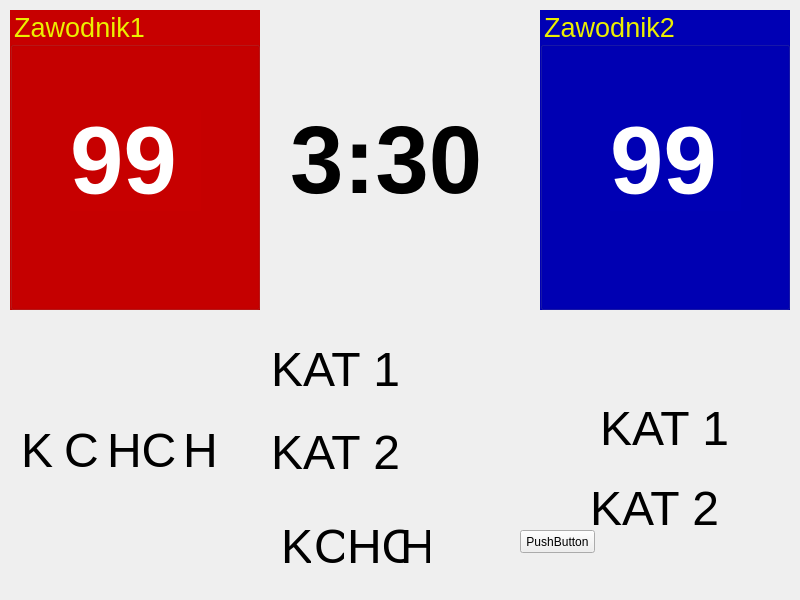
First picture: the form in mainwindow.ui, repository cybergod96/TablicaPunktowa, before the edit.
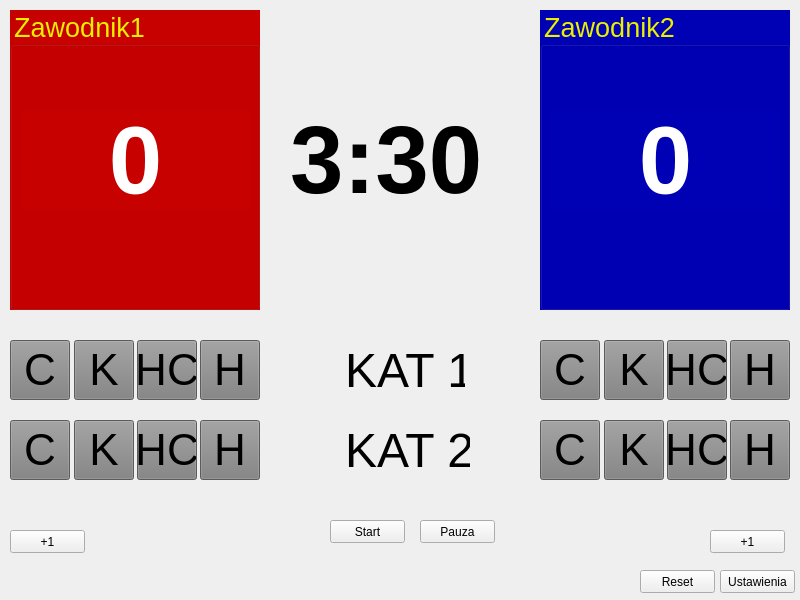
Second picture: the form after the edit.

```diff
--- a/mainwindow.ui
+++ b/mainwindow.ui
@@ -50,9 +50,9 @@
     <widget class="QLabel" name="lblScore1">
      <property name="geometry">
       <rect>
-       <x>60</x>
+       <x>10</x>
        <y>100</y>
-       <width>131</width>
+       <width>231</width>
        <height>101</height>
       </rect>
      </property>
@@ -67,7 +67,10 @@
       <string notr="true">color: white;</string>
      </property>
      <property name="text">
-      <string>99</string>
+      <string>0</string>
+     </property>
+     <property name="alignment">
+      <set>Qt::AlignCenter</set>
      </property>
     </widget>
    </widget>
@@ -95,9 +98,9 @@
     <widget class="QLabel" name="lblScore2">
      <property name="geometry">
       <rect>
-       <x>70</x>
+       <x>10</x>
        <y>100</y>
-       <width>131</width>
+       <width>231</width>
        <height>101</height>
       </rect>
      </property>
@@ -112,7 +115,10 @@
       <string notr="true">color: white;</string>
      </property>
      <property name="text">
-      <string>99</string>
+      <string>0</string>
+     </property>
+     <property name="alignment">
+      <set>Qt::AlignCenter</set>
      </property>
     </widget>
    </widget>
@@ -121,7 +127,7 @@
      <rect>
       <x>290</x>
       <y>10</y>
-      <width>231</width>
+      <width>230</width>
       <height>300</height>
      </rect>
     </property>
@@ -139,300 +145,160 @@
      <string>3:30</string>
     </property>
    </widget>
-   <widget class="QWidget" name="gridLayoutWidget">
-    <property name="geometry">
-     <rect>
-      <x>260</x>
-      <y>320</y>
-      <width>352</width>
-      <height>182</height>
-     </rect>
-    </property>
-    <layout class="QGridLayout" name="gridLayout">
-     <item row="2" column="0">
-      <widget class="QLabel" name="label_3">
-       <property name="font">
-        <font>
-         <pointsize>36</pointsize>
-        </font>
-       </property>
-       <property name="styleSheet">
-        <string notr="true">border-style: solid;
-border-color: rgb(255, 0, 0);</string>
-       </property>
-       <property name="text">
-        <string>KAT 2</string>
-       </property>
-      </widget>
-     </item>
-     <item row="1" column="0">
-      <widget class="QLabel" name="label">
-       <property name="font">
-        <font>
-         <pointsize>36</pointsize>
-        </font>
-       </property>
-       <property name="styleSheet">
-        <string notr="true">border-style: solid;
-border-color: rgb(255, 0, 0);</string>
-       </property>
-       <property name="text">
-        <string>KAT 1</string>
-       </property>
-       <property name="alignment">
-        <set>Qt::AlignJustify|Qt::AlignVCenter</set>
-       </property>
-      </widget>
-     </item>
-    </layout>
-   </widget>
-   <widget class="QWidget" name="gridLayoutWidget_3">
+   <widget class="QPushButton" name="btnP1Cat1C">
     <property name="geometry">
      <rect>
       <x>10</x>
-      <y>410</y>
-      <width>221</width>
-      <height>81</height>
+      <y>340</y>
+      <width>60</width>
+      <height>60</height>
      </rect>
     </property>
-    <layout class="QGridLayout" name="gridLayout_3">
-     <item row="0" column="0">
-      <widget class="QLabel" name="label_9">
-       <property name="font">
-        <font>
-         <pointsize>36</pointsize>
-        </font>
-       </property>
-       <property name="styleSheet">
-        <string notr="true">border-style: solid;
-border-color: rgb(255, 0, 0);</string>
-       </property>
-       <property name="text">
-        <string>K</string>
-       </property>
-      </widget>
-     </item>
-     <item row="0" column="1">
-      <widget class="QLabel" name="label_10">
-       <property name="font">
-        <font>
-         <pointsize>36</pointsize>
-        </font>
-       </property>
-       <property name="styleSheet">
-        <string notr="true">border-style: solid;
-border-color: rgb(255, 0, 0);</string>
-       </property>
-       <property name="text">
-        <string>C</string>
-       </property>
-      </widget>
-     </item>
-     <item row="0" column="4">
-      <widget class="QLabel" name="label_11">
-       <property name="font">
-        <font>
-         <pointsize>36</pointsize>
-        </font>
-       </property>
-       <property name="styleSheet">
-        <string notr="true">border-style: solid;
-border-color: rgb(255, 0, 0);</string>
-       </property>
-       <property name="text">
-        <string>H</string>
-       </property>
-      </widget>
-     </item>
-     <item row="0" column="2">
-      <widget class="QLabel" name="label_12">
-       <property name="font">
-        <font>
-         <pointsize>36</pointsize>
-        </font>
-       </property>
-       <property name="styleSheet">
-        <string notr="true">border-style: solid;
-border-color: rgb(255, 0, 0);</string>
-       </property>
-       <property name="text">
-        <string>HC</string>
-       </property>
-      </widget>
-     </item>
-    </layout>
+    <property name="minimumSize">
+     <size>
+      <width>60</width>
+      <height>60</height>
+     </size>
+    </property>
+    <property name="maximumSize">
+     <size>
+      <width>60</width>
+      <height>60</height>
+     </size>
+    </property>
+    <property name="font">
+     <font>
+      <pointsize>33</pointsize>
+     </font>
+    </property>
+    <property name="styleSheet">
+     <string notr="true">background-color: rgb(128, 128, 128);</string>
+    </property>
+    <property name="text">
+     <string>C</string>
+    </property>
+    <property name="checkable">
+     <bool>true</bool>
+    </property>
+    <property name="flat">
+     <bool>false</bool>
+    </property>
    </widget>
-   <widget class="QWidget" name="gridLayoutWidget_2">
+   <widget class="QPushButton" name="btnP1Cat1K">
     <property name="geometry">
      <rect>
-      <x>270</x>
-      <y>500</y>
-      <width>171</width>
-      <height>80</height>
+      <x>74</x>
+      <y>340</y>
+      <width>60</width>
+      <height>60</height>
      </rect>
     </property>
-    <layout class="QGridLayout" name="gridLayout_2">
-     <property name="horizontalSpacing">
-      <number>3</number>
-     </property>
-     <item row="0" column="1">
-      <widget class="QLabel" name="label_5">
-       <property name="sizePolicy">
-        <sizepolicy hsizetype="Fixed" vsizetype="Fixed">
-         <horstretch>0</horstretch>
-         <verstretch>0</verstretch>
-        </sizepolicy>
-       </property>
-       <property name="minimumSize">
-        <size>
-         <width>30</width>
-         <height>70</height>
-        </size>
-       </property>
-       <property name="maximumSize">
-        <size>
-         <width>30</width>
-         <height>70</height>
-        </size>
-       </property>
-       <property name="font">
-        <font>
-         <pointsize>36</pointsize>
-        </font>
-       </property>
-       <property name="styleSheet">
-        <string notr="true">border-style: solid;
-border-color: rgb(255, 0, 0);</string>
-       </property>
-       <property name="text">
-        <string>C</string>
-       </property>
-      </widget>
-     </item>
-     <item row="0" column="0">
-      <widget class="QLabel" name="label_6">
-       <property name="sizePolicy">
-        <sizepolicy hsizetype="Fixed" vsizetype="Fixed">
-         <horstretch>0</horstretch>
-         <verstretch>0</verstretch>
-        </sizepolicy>
-       </property>
-       <property name="minimumSize">
-        <size>
-         <width>30</width>
-         <height>70</height>
-        </size>
-       </property>
-       <property name="maximumSize">
-        <size>
-         <width>30</width>
-         <height>70</height>
-        </size>
-       </property>
-       <property name="font">
-        <font>
-         <pointsize>36</pointsize>
-        </font>
-       </property>
-       <property name="styleSheet">
-        <string notr="true">border-style: solid;
-border-color: rgb(255, 0, 0);</string>
-       </property>
-       <property name="text">
-        <string>K</string>
-       </property>
-      </widget>
-     </item>
-     <item row="0" column="3">
-      <widget class="QLabel" name="label_8">
-       <property name="sizePolicy">
-        <sizepolicy hsizetype="Fixed" vsizetype="Fixed">
-         <horstretch>0</horstretch>
-         <verstretch>0</verstretch>
-        </sizepolicy>
-       </property>
-       <property name="minimumSize">
-        <size>
-         <width>30</width>
-         <height>70</height>
-        </size>
-       </property>
-       <property name="maximumSize">
-        <size>
-         <width>30</width>
-         <height>70</height>
-        </size>
-       </property>
-       <property name="font">
-        <font>
-         <pointsize>36</pointsize>
-        </font>
-       </property>
-       <property name="styleSheet">
-        <string notr="true">border-style: solid;
-border-color: rgb(255, 0, 0);</string>
-       </property>
-       <property name="text">
-        <string>H</string>
-       </property>
-      </widget>
-     </item>
-     <item row="0" column="2">
-      <widget class="QLabel" name="label_7">
-       <property name="sizePolicy">
-        <sizepolicy hsizetype="Fixed" vsizetype="Fixed">
-         <horstretch>0</horstretch>
-         <verstretch>0</verstretch>
-        </sizepolicy>
-       </property>
-       <property name="minimumSize">
-        <size>
-         <width>60</width>
-         <height>70</height>
-        </size>
-       </property>
-       <property name="maximumSize">
-        <size>
-         <width>60</width>
-         <height>70</height>
-        </size>
-       </property>
-       <property name="font">
-        <font>
-         <pointsize>36</pointsize>
-        </font>
-       </property>
-       <property name="styleSheet">
-        <string notr="true">border-style: solid;
-border-color: rgb(255, 0, 0);</string>
-       </property>
-       <property name="text">
-        <string>HC</string>
-       </property>
-      </widget>
-     </item>
-    </layout>
+    <property name="minimumSize">
+     <size>
+      <width>60</width>
+      <height>60</height>
+     </size>
+    </property>
+    <property name="maximumSize">
+     <size>
+      <width>60</width>
+      <height>60</height>
+     </size>
+    </property>
+    <property name="font">
+     <font>
+      <pointsize>33</pointsize>
+     </font>
+    </property>
+    <property name="styleSheet">
+     <string notr="true">background-color: rgb(128, 128, 128);</string>
+    </property>
+    <property name="text">
+     <string>K</string>
+    </property>
+    <property name="checkable">
+     <bool>true</bool>
+    </property>
    </widget>
    <widget class="QPushButton" name="pushButton">
     <property name="geometry">
      <rect>
-      <x>520</x>
-      <y>530</y>
-      <width>75</width>
-      <height>23</height>
+      <x>137</x>
+      <y>340</y>
+      <width>60</width>
+      <height>60</height>
      </rect>
     </property>
+    <property name="minimumSize">
+     <size>
+      <width>60</width>
+      <height>60</height>
+     </size>
+    </property>
+    <property name="maximumSize">
+     <size>
+      <width>60</width>
+      <height>60</height>
+     </size>
+    </property>
+    <property name="font">
+     <font>
+      <pointsize>33</pointsize>
+     </font>
+    </property>
+    <property name="styleSheet">
+     <string notr="true">background-color: rgb(128, 128, 128);</string>
+    </property>
     <property name="text">
-     <string>PushButton</string>
+     <string>HC</string>
     </property>
+    <property name="checkable">
+     <bool>true</bool>
+    </property>
    </widget>
-   <widget class="QLabel" name="label_2">
+   <widget class="QPushButton" name="btnP1Cat1H">
     <property name="geometry">
      <rect>
-      <x>600</x>
-      <y>390</y>
-      <width>131</width>
-      <height>77</height>
+      <x>200</x>
+      <y>340</y>
+      <width>60</width>
+      <height>60</height>
+     </rect>
+    </property>
+    <property name="minimumSize">
+     <size>
+      <width>60</width>
+      <height>60</height>
+     </size>
+    </property>
+    <property name="maximumSize">
+     <size>
+      <width>60</width>
+      <height>60</height>
+     </size>
+    </property>
+    <property name="font">
+     <font>
+      <pointsize>33</pointsize>
+     </font>
+    </property>
+    <property name="styleSheet">
+     <string notr="true">background-color: rgb(128, 128, 128);</string>
+    </property>
+    <property name="text">
+     <string>H</string>
+    </property>
+    <property name="checkable">
+     <bool>true</bool>
+    </property>
+   </widget>
+   <widget class="QLabel" name="label">
+    <property name="geometry">
+     <rect>
+      <x>345</x>
+      <y>345</y>
+      <width>120</width>
+      <height>50</height>
      </rect>
     </property>
     <property name="font">
@@ -440,17 +306,24 @@
       <pointsize>36</pointsize>
      </font>
     </property>
+    <property name="styleSheet">
+     <string notr="true">border-style: solid;
+border-color: rgb(255, 0, 0);</string>
+    </property>
     <property name="text">
      <string>KAT 1</string>
     </property>
+    <property name="alignment">
+     <set>Qt::AlignJustify|Qt::AlignVCenter</set>
+    </property>
    </widget>
-   <widget class="QLabel" name="label_4">
+   <widget class="QLabel" name="label_3">
     <property name="geometry">
      <rect>
-      <x>590</x>
-      <y>470</y>
-      <width>131</width>
-      <height>76</height>
+      <x>345</x>
+      <y>425</y>
+      <width>125</width>
+      <height>50</height>
      </rect>
     </property>
     <property name="font">
@@ -458,10 +331,533 @@
       <pointsize>36</pointsize>
      </font>
     </property>
+    <property name="styleSheet">
+     <string notr="true">border-style: solid;
+border-color: rgb(255, 0, 0);</string>
+    </property>
     <property name="text">
      <string>KAT 2</string>
     </property>
    </widget>
+   <widget class="QPushButton" name="btnSettings">
+    <property name="geometry">
+     <rect>
+      <x>720</x>
+      <y>570</y>
+      <width>75</width>
+      <height>23</height>
+     </rect>
+    </property>
+    <property name="text">
+     <string>Ustawienia</string>
+    </property>
+   </widget>
+   <widget class="QPushButton" name="btnPlayer1AddScore">
+    <property name="geometry">
+     <rect>
+      <x>10</x>
+      <y>530</y>
+      <width>75</width>
+      <height>23</height>
+     </rect>
+    </property>
+    <property name="text">
+     <string>+1</string>
+    </property>
+   </widget>
+   <widget class="QPushButton" name="btnReset">
+    <property name="geometry">
+     <rect>
+      <x>640</x>
+      <y>570</y>
+      <width>75</width>
+      <height>23</height>
+     </rect>
+    </property>
+    <property name="text">
+     <string>Reset</string>
+    </property>
+   </widget>
+   <widget class="QPushButton" name="btnStart">
+    <property name="geometry">
+     <rect>
+      <x>330</x>
+      <y>520</y>
+      <width>75</width>
+      <height>23</height>
+     </rect>
+    </property>
+    <property name="text">
+     <string>Start</string>
+    </property>
+   </widget>
+   <widget class="QPushButton" name="btnPause">
+    <property name="geometry">
+     <rect>
+      <x>420</x>
+      <y>520</y>
+      <width>75</width>
+      <height>23</height>
+     </rect>
+    </property>
+    <property name="text">
+     <string>Pauza</string>
+    </property>
+   </widget>
+   <widget class="QPushButton" name="pbPlayer2AddScore">
+    <property name="geometry">
+     <rect>
+      <x>710</x>
+      <y>530</y>
+      <width>75</width>
+      <height>23</height>
+     </rect>
+    </property>
+    <property name="text">
+     <string>+1</string>
+    </property>
+   </widget>
+   <widget class="QPushButton" name="btnP1Cat2HC">
+    <property name="geometry">
+     <rect>
+      <x>137</x>
+      <y>420</y>
+      <width>60</width>
+      <height>60</height>
+     </rect>
+    </property>
+    <property name="minimumSize">
+     <size>
+      <width>60</width>
+      <height>60</height>
+     </size>
+    </property>
+    <property name="maximumSize">
+     <size>
+      <width>60</width>
+      <height>60</height>
+     </size>
+    </property>
+    <property name="font">
+     <font>
+      <pointsize>33</pointsize>
+     </font>
+    </property>
+    <property name="styleSheet">
+     <string notr="true">background-color: rgb(128, 128, 128);</string>
+    </property>
+    <property name="text">
+     <string>HC</string>
+    </property>
+    <property name="checkable">
+     <bool>true</bool>
+    </property>
+   </widget>
+   <widget class="QPushButton" name="btnP1Cat2K">
+    <property name="geometry">
+     <rect>
+      <x>74</x>
+      <y>420</y>
+      <width>60</width>
+      <height>60</height>
+     </rect>
+    </property>
+    <property name="minimumSize">
+     <size>
+      <width>60</width>
+      <height>60</height>
+     </size>
+    </property>
+    <property name="maximumSize">
+     <size>
+      <width>60</width>
+      <height>60</height>
+     </size>
+    </property>
+    <property name="font">
+     <font>
+      <pointsize>33</pointsize>
+     </font>
+    </property>
+    <property name="styleSheet">
+     <string notr="true">background-color: rgb(128, 128, 128);</string>
+    </property>
+    <property name="text">
+     <string>K</string>
+    </property>
+    <property name="checkable">
+     <bool>true</bool>
+    </property>
+   </widget>
+   <widget class="QPushButton" name="btnP1Cat2C">
+    <property name="geometry">
+     <rect>
+      <x>10</x>
+      <y>420</y>
+      <width>60</width>
+      <height>60</height>
+     </rect>
+    </property>
+    <property name="minimumSize">
+     <size>
+      <width>60</width>
+      <height>60</height>
+     </size>
+    </property>
+    <property name="maximumSize">
+     <size>
+      <width>60</width>
+      <height>60</height>
+     </size>
+    </property>
+    <property name="font">
+     <font>
+      <pointsize>33</pointsize>
+     </font>
+    </property>
+    <property name="styleSheet">
+     <string notr="true">background-color: rgb(128, 128, 128);</string>
+    </property>
+    <property name="text">
+     <string>C</string>
+    </property>
+    <property name="checkable">
+     <bool>true</bool>
+    </property>
+    <property name="flat">
+     <bool>false</bool>
+    </property>
+   </widget>
+   <widget class="QPushButton" name="btnP1Cat2H">
+    <property name="geometry">
+     <rect>
+      <x>200</x>
+      <y>420</y>
+      <width>60</width>
+      <height>60</height>
+     </rect>
+    </property>
+    <property name="minimumSize">
+     <size>
+      <width>60</width>
+      <height>60</height>
+     </size>
+    </property>
+    <property name="maximumSize">
+     <size>
+      <width>60</width>
+      <height>60</height>
+     </size>
+    </property>
+    <property name="font">
+     <font>
+      <pointsize>33</pointsize>
+     </font>
+    </property>
+    <property name="styleSheet">
+     <string notr="true">background-color: rgb(128, 128, 128);</string>
+    </property>
+    <property name="text">
+     <string>H</string>
+    </property>
+    <property name="checkable">
+     <bool>true</bool>
+    </property>
+   </widget>
+   <widget class="QPushButton" name="btnP2Cat1HC">
+    <property name="geometry">
+     <rect>
+      <x>667</x>
+      <y>340</y>
+      <width>60</width>
+      <height>60</height>
+     </rect>
+    </property>
+    <property name="minimumSize">
+     <size>
+      <width>60</width>
+      <height>60</height>
+     </size>
+    </property>
+    <property name="maximumSize">
+     <size>
+      <width>60</width>
+      <height>60</height>
+     </size>
+    </property>
+    <property name="font">
+     <font>
+      <pointsize>33</pointsize>
+     </font>
+    </property>
+    <property name="styleSheet">
+     <string notr="true">background-color: rgb(128, 128, 128);</string>
+    </property>
+    <property name="text">
+     <string>HC</string>
+    </property>
+    <property name="checkable">
+     <bool>true</bool>
+    </property>
+   </widget>
+   <widget class="QPushButton" name="btnP2Cat2HC">
+    <property name="geometry">
+     <rect>
+      <x>667</x>
+      <y>420</y>
+      <width>60</width>
+      <height>60</height>
+     </rect>
+    </property>
+    <property name="minimumSize">
+     <size>
+      <width>60</width>
+      <height>60</height>
+     </size>
+    </property>
+    <property name="maximumSize">
+     <size>
+      <width>60</width>
+      <height>60</height>
+     </size>
+    </property>
+    <property name="font">
+     <font>
+      <pointsize>33</pointsize>
+     </font>
+    </property>
+    <property name="styleSheet">
+     <string notr="true">background-color: rgb(128, 128, 128);</string>
+    </property>
+    <property name="text">
+     <string>HC</string>
+    </property>
+    <property name="checkable">
+     <bool>true</bool>
+    </property>
+   </widget>
+   <widget class="QPushButton" name="btnP2Cat1K">
+    <property name="geometry">
+     <rect>
+      <x>604</x>
+      <y>340</y>
+      <width>60</width>
+      <height>60</height>
+     </rect>
+    </property>
+    <property name="minimumSize">
+     <size>
+      <width>60</width>
+      <height>60</height>
+     </size>
+    </property>
+    <property name="maximumSize">
+     <size>
+      <width>60</width>
+      <height>60</height>
+     </size>
+    </property>
+    <property name="font">
+     <font>
+      <pointsize>33</pointsize>
+     </font>
+    </property>
+    <property name="styleSheet">
+     <string notr="true">background-color: rgb(128, 128, 128);</string>
+    </property>
+    <property name="text">
+     <string>K</string>
+    </property>
+    <property name="checkable">
+     <bool>true</bool>
+    </property>
+   </widget>
+   <widget class="QPushButton" name="btnP2Cat2C">
+    <property name="geometry">
+     <rect>
+      <x>540</x>
+      <y>420</y>
+      <width>60</width>
+      <height>60</height>
+     </rect>
+    </property>
+    <property name="minimumSize">
+     <size>
+      <width>60</width>
+      <height>60</height>
+     </size>
+    </property>
+    <property name="maximumSize">
+     <size>
+      <width>60</width>
+      <height>60</height>
+     </size>
+    </property>
+    <property name="font">
+     <font>
+      <pointsize>33</pointsize>
+     </font>
+    </property>
+    <property name="styleSheet">
+     <string notr="true">background-color: rgb(128, 128, 128);</string>
+    </property>
+    <property name="text">
+     <string>C</string>
+    </property>
+    <property name="checkable">
+     <bool>true</bool>
+    </property>
+    <property name="flat">
+     <bool>false</bool>
+    </property>
+   </widget>
+   <widget class="QPushButton" name="btnP2Cat2H">
+    <property name="geometry">
+     <rect>
+      <x>730</x>
+      <y>420</y>
+      <width>60</width>
+      <height>60</height>
+     </rect>
+    </property>
+    <property name="minimumSize">
+     <size>
+      <width>60</width>
+      <height>60</height>
+     </size>
+    </property>
+    <property name="maximumSize">
+     <size>
+      <width>60</width>
+      <height>60</height>
+     </size>
+    </property>
+    <property name="font">
+     <font>
+      <pointsize>33</pointsize>
+     </font>
+    </property>
+    <property name="styleSheet">
+     <string notr="true">background-color: rgb(128, 128, 128);</string>
+    </property>
+    <property name="text">
+     <string>H</string>
+    </property>
+    <property name="checkable">
+     <bool>true</bool>
+    </property>
+   </widget>
+   <widget class="QPushButton" name="btnP2Cat1C">
+    <property name="geometry">
+     <rect>
+      <x>540</x>
+      <y>340</y>
+      <width>60</width>
+      <height>60</height>
+     </rect>
+    </property>
+    <property name="minimumSize">
+     <size>
+      <width>60</width>
+      <height>60</height>
+     </size>
+    </property>
+    <property name="maximumSize">
+     <size>
+      <width>60</width>
+      <height>60</height>
+     </size>
+    </property>
+    <property name="font">
+     <font>
+      <pointsize>33</pointsize>
+     </font>
+    </property>
+    <property name="styleSheet">
+     <string notr="true">background-color: rgb(128, 128, 128);</string>
+    </property>
+    <property name="text">
+     <string>C</string>
+    </property>
+    <property name="checkable">
+     <bool>true</bool>
+    </property>
+    <property name="flat">
+     <bool>false</bool>
+    </property>
+   </widget>
+   <widget class="QPushButton" name="btnP2Cat2K">
+    <property name="geometry">
+     <rect>
+      <x>604</x>
+      <y>420</y>
+      <width>60</width>
+      <height>60</height>
+     </rect>
+    </property>
+    <property name="minimumSize">
+     <size>
+      <width>60</width>
+      <height>60</height>
+     </size>
+    </property>
+    <property name="maximumSize">
+     <size>
+      <width>60</width>
+      <height>60</height>
+     </size>
+    </property>
+    <property name="font">
+     <font>
+      <pointsize>33</pointsize>
+     </font>
+    </property>
+    <property name="styleSheet">
+     <string notr="true">background-color: rgb(128, 128, 128);</string>
+    </property>
+    <property name="text">
+     <string>K</string>
+    </property>
+    <property name="checkable">
+     <bool>true</bool>
+    </property>
+   </widget>
+   <widget class="QPushButton" name="btnP2Cat1H">
+    <property name="geometry">
+     <rect>
+      <x>730</x>
+      <y>340</y>
+      <width>60</width>
+      <height>60</height>
+     </rect>
+    </property>
+    <property name="minimumSize">
+     <size>
+      <width>60</width>
+      <height>60</height>
+     </size>
+    </property>
+    <property name="maximumSize">
+     <size>
+      <width>60</width>
+      <height>60</height>
+     </size>
+    </property>
+    <property name="font">
+     <font>
+      <pointsize>33</pointsize>
+     </font>
+    </property>
+    <property name="styleSheet">
+     <string notr="true">background-color: rgb(128, 128, 128);</string>
+    </property>
+    <property name="text">
+     <string>H</string>
+    </property>
+    <property name="checkable">
+     <bool>true</bool>
+    </property>
+   </widget>
   </widget>
  </widget>
  <layoutdefault spacing="6" margin="11"/>
```
Left out of the diff: 8 changed lines with no effect on the pictures.
